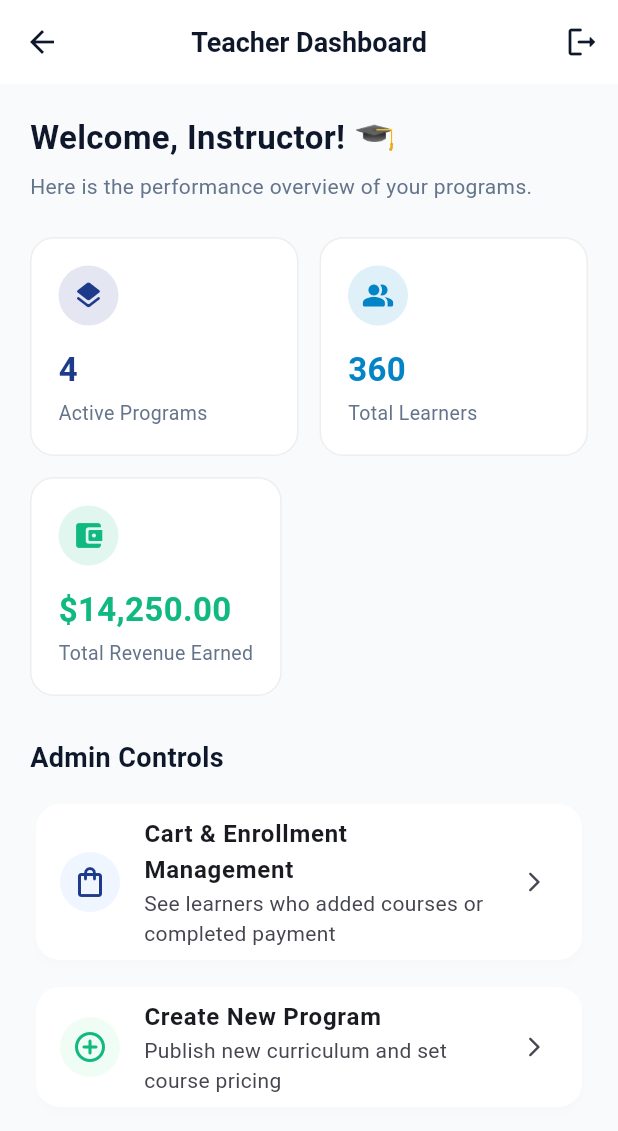
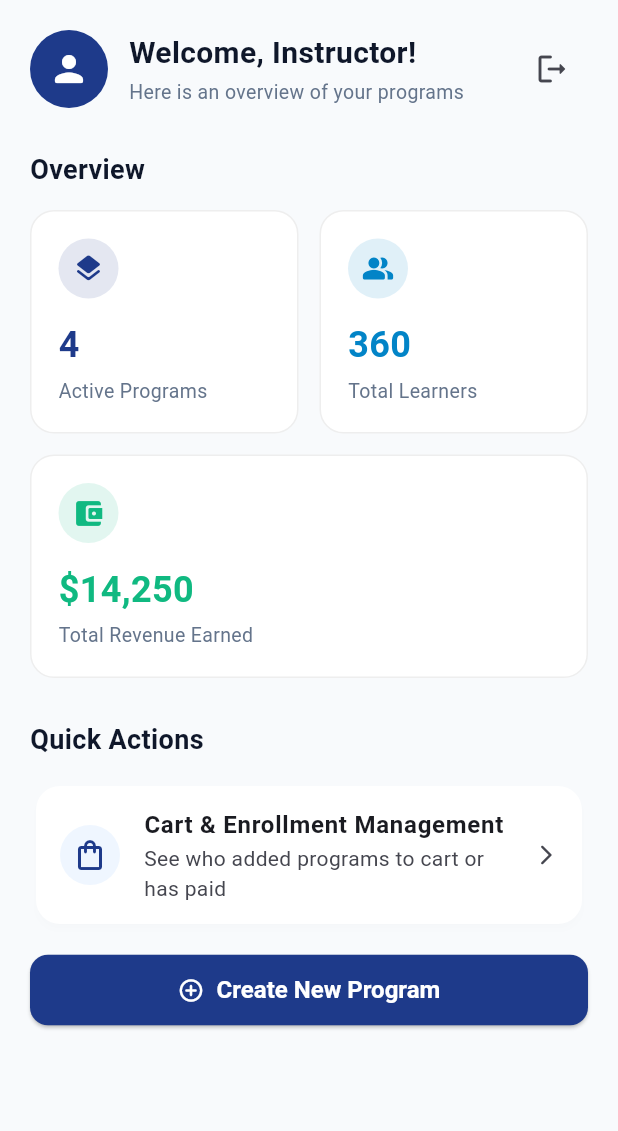
Before and after one commit to irtazaad328/ED-TECH_App, a Flutter app: the TeacherDashboardScreen screen opened by its route, on a phone screen of 412 x 824 dp. Shown: the top 1131 px of the screen. Run offline on Flutter 3.47's test engine with Material 3 defaults, Android fonts, the phone set to English and light mode, and no system bars.

Commit message:
Complete UI for Teacher Dashboard screen

```diff
--- a/flutterdemo/lib/screens/teacher/teacher_dashboard_screen.dart
+++ b/flutterdemo/lib/screens/teacher/teacher_dashboard_screen.dart
@@ -2,44 +2,83 @@ import 'package:flutter/material.dart';
 import '../../routes/app_routes.dart';
 import '../../theme/app_theme.dart';
 
+/// Screen 12: Teacher Dashboard
+/// Shows a welcome header, three metric cards and two quick actions.
+/// StatelessWidget = a screen that never changes by itself (the numbers are fixed for now).
 class TeacherDashboardScreen extends StatelessWidget {
   const TeacherDashboardScreen({super.key});
+
+  // Logout: go back to Role Selection and clear all earlier screens,
+  // so the Back button can't return to the dashboard.
+  void _logout(BuildContext context) {
+    Navigator.pushNamedAndRemoveUntil(
+      context,
+      AppRoutes.roleSelection,
+      (route) => false,
+    );
+  }
 
   @override
   Widget build(BuildContext context) {
     return Scaffold(
-      appBar: AppBar(
-        title: const Text('Teacher Dashboard'),
-        actions: [
-          IconButton(
-            icon: const Icon(Icons.logout_rounded),
-            onPressed: () {
-              Navigator.pushReplacementNamed(context, AppRoutes.roleSelection);
-            },
-          ),
-        ],
-      ),
-      body: SingleChildScrollView(
-        padding: const EdgeInsets.all(20.0),
+      body: SafeArea(
+        child: SingleChildScrollView(
+          padding: const EdgeInsets.all(20),
           child: Column(
             crossAxisAlignment: CrossAxisAlignment.start,
             children: [
-            const Text(
-              'Welcome, Instructor! 🎓',
+              // ---------- 1. HEADER: avatar + greeting + logout ----------
+              Row(
+                children: [
+                  const CircleAvatar(
+                    radius: 26,
+                    backgroundColor: AppTheme.primary,
+                    child: Icon(Icons.person_rounded,
+                        color: Colors.white, size: 28),
+                  ),
+                  const SizedBox(width: 14),
+                  const Expanded(
+                    child: Column(
+                      crossAxisAlignment: CrossAxisAlignment.start,
+                      children: [
+                        Text(
+                          'Welcome, Instructor!',
                           style: TextStyle(
-                fontSize: 22,
+                            fontSize: 20,
                             fontWeight: FontWeight.bold,
                             color: AppTheme.textPrimary,
                           ),
                         ),
-            const SizedBox(height: 6),
+                        SizedBox(height: 2),
+                        Text(
+                          'Here is an overview of your programs',
+                          style: TextStyle(
+                            fontSize: 13,
+                            color: AppTheme.textSecondary,
+                          ),
+                        ),
+                      ],
+                    ),
+                  ),
+                  IconButton(
+                    tooltip: 'Logout',
+                    icon: const Icon(Icons.logout_rounded),
+                    onPressed: () => _logout(context),
+                  ),
+                ],
+              ),
+              const SizedBox(height: 28),
+
+              // ---------- 2. METRIC CARDS ----------
               const Text(
-              'Here is the performance overview of your programs.',
-              style: TextStyle(color: AppTheme.textSecondary, fontSize: 14),
+                'Overview',
+                style: TextStyle(
+                  fontSize: 18,
+                  fontWeight: FontWeight.bold,
+                  color: AppTheme.textPrimary,
                 ),
-            const SizedBox(height: 24),
-
-            // Metrics Grid
+              ),
+              const SizedBox(height: 14),
               Row(
                 children: const [
                   Expanded(
@@ -64,15 +103,15 @@ class TeacherDashboardScreen extends StatelessWidget {
               const SizedBox(height: 14),
               const _MetricCard(
                 title: 'Total Revenue Earned',
-              value: '\$14,250.00',
+                value: '\$14,250',
                 icon: Icons.account_balance_wallet_rounded,
                 color: AppTheme.success,
               ),
               const SizedBox(height: 28),
 
-            // Quick Actions Header
+              // ---------- 3. QUICK ACTIONS ----------
               const Text(
-              'Admin Controls',
+                'Quick Actions',
                 style: TextStyle(
                   fontSize: 18,
                   fontWeight: FontWeight.bold,
@@ -81,36 +120,41 @@ class TeacherDashboardScreen extends StatelessWidget {
               ),
               const SizedBox(height: 14),
 
-            // Action 1: Cart Management
+              // Action 1: opens Screen 13 (Cart Management)
               Card(
                 child: ListTile(
+                  contentPadding:
+                      const EdgeInsets.symmetric(horizontal: 16, vertical: 6),
                   leading: const CircleAvatar(
                     backgroundColor: Color(0xFFEFF6FF),
-                  child: Icon(Icons.shopping_bag_outlined, color: AppTheme.primary),
+                    child: Icon(Icons.shopping_bag_outlined,
+                        color: AppTheme.primary),
                   ),
-                title: const Text('Cart & Enrollment Management', style: TextStyle(fontWeight: FontWeight.bold)),
-                subtitle: const Text('See learners who added courses or completed payment'),
-                trailing: const Icon(Icons.arrow_forward_ios_rounded, size: 16),
-                onTap: () {
-                  Navigator.pushNamed(context, AppRoutes.cartManagement);
-                },
+                  title: const Text(
+                    'Cart & Enrollment Management',
+                    style: TextStyle(fontWeight: FontWeight.bold),
+                  ),
+                  subtitle: const Text(
+                      'See who added programs to cart or has paid'),
+                  trailing:
+                      const Icon(Icons.arrow_forward_ios_rounded, size: 16),
+                  onTap: () =>
+                      Navigator.pushNamed(context, AppRoutes.cartManagement),
                 ),
               ),
-            const SizedBox(height: 10),
+              const SizedBox(height: 16),
 
-            // Action 2: Add Program Mock
-            Card(
-              child: ListTile(
-                leading: const CircleAvatar(
-                  backgroundColor: Color(0xFFF0FDF4),
-                  child: Icon(Icons.add_circle_outline_rounded, color: AppTheme.success),
+              // Action 2: Create New Program button (placeholder for now)
+              SizedBox(
+                width: double.infinity,
+                child: ElevatedButton.icon(
+                  icon: const Icon(Icons.add_circle_outline_rounded),
+                  label: const Text('Create New Program'),
+                  onPressed: () {
+                    ScaffoldMessenger.of(context).showSnackBar(
+                      const SnackBar(
+                        content: Text('Create Program is coming soon!'),
                       ),
-                title: const Text('Create New Program', style: TextStyle(fontWeight: FontWeight.bold)),
-                subtitle: const Text('Publish new curriculum and set course pricing'),
-                trailing: const Icon(Icons.arrow_forward_ios_rounded, size: 16),
-                onTap: () {
-                  ScaffoldMessenger.of(context).showSnackBar(
-                    const SnackBar(content: Text('Add Program feature planned for upcoming sprints.')),
                     );
                   },
                 ),
@@ -118,10 +162,13 @@ class TeacherDashboardScreen extends StatelessWidget {
             ],
           ),
         ),
+      ),
     );
   }
 }
 
+/// One reusable stat card (icon, big number, label).
+/// Built once here and used three times above, so we don't repeat code.
 class _MetricCard extends StatelessWidget {
   final String title;
   final String value;
@@ -138,6 +185,7 @@ class _MetricCard extends StatelessWidget {
   @override
   Widget build(BuildContext context) {
     return Container(
+      width: double.infinity,
       padding: const EdgeInsets.all(18),
       decoration: BoxDecoration(
         color: Colors.white,
@@ -155,12 +203,19 @@ class _MetricCard extends StatelessWidget {
           const SizedBox(height: 14),
           Text(
             value,
-            style: TextStyle(fontSize: 22, fontWeight: FontWeight.bold, color: color),
+            style: TextStyle(
+              fontSize: 24,
+              fontWeight: FontWeight.bold,
+              color: color,
+            ),
           ),
           const SizedBox(height: 4),
           Text(
             title,
-            style: const TextStyle(fontSize: 13, color: AppTheme.textSecondary),
+            style: const TextStyle(
+              fontSize: 13,
+              color: AppTheme.textSecondary,
+            ),
           ),
         ],
       ),
```
Lines whose indentation alone changed are shown as unchanged.
